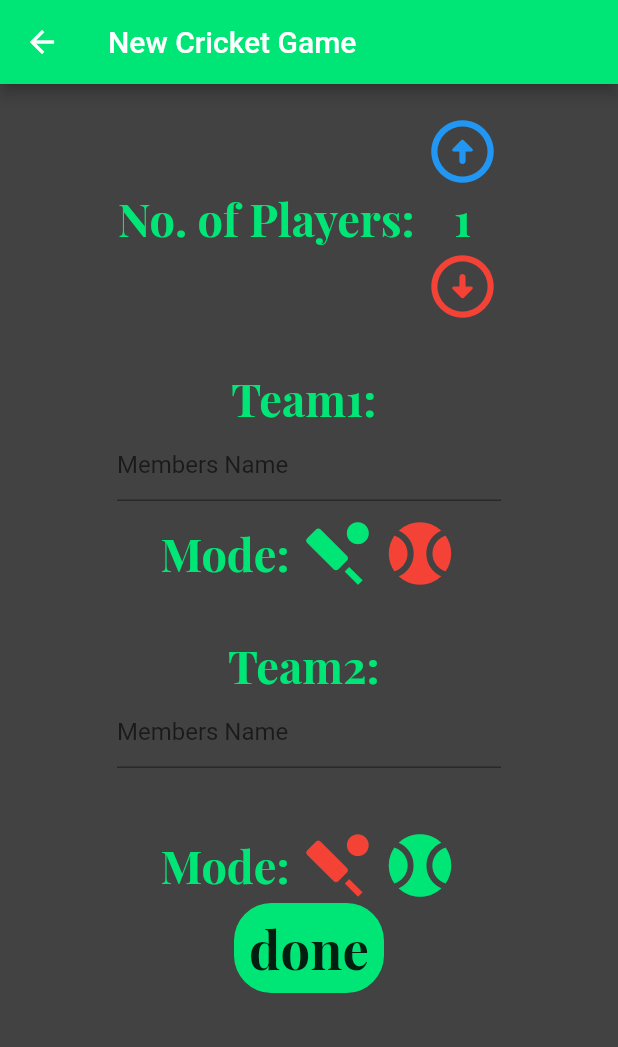
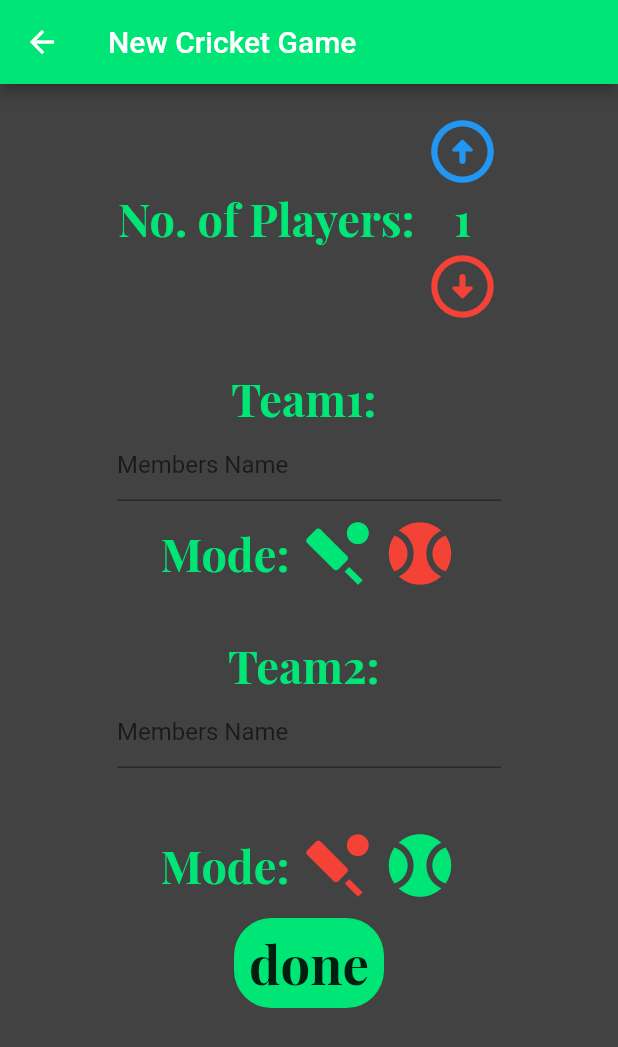
Before and after one commit to utkarshgarg123/Groundlia, a Flutter app: the CricketNewGame screen opened by its route, on a phone screen of 412 x 824 dp. Shown: the top 1047 px of the screen. Run offline on Flutter 3.47's test engine with Material 2 defaults, Android fonts, the phone set to English and light mode, and no system bars; our stand-ins replace flushbar, fluttertoast, share; missing offline and left inert: clipboard.

Commit message:
fixed bugs

```diff
--- a/lib/Pages/volunteer/cricket/cricket_new_game.dart
+++ b/lib/Pages/volunteer/cricket/cricket_new_game.dart
@@ -219,6 +219,7 @@ class _CricketNewGameState extends State<CricketNewGame> {
                     ),
                   ],
                 ),
+                SizedBox(height: 10.0,),
                 GestureDetector(
                   onTap: () async {
                     upload up = new upload();
--- a/lib/Pages/volunteer/cricket/cricket_score_displayer.dart
+++ b/lib/Pages/volunteer/cricket/cricket_score_displayer.dart
@@ -187,7 +187,7 @@ class _ShowScoreState extends State<ShowScore> {
             await sv.readfile().then((value) {
               up.endcricket(value["OrganizerCode"]);
               Navigator.of(context).pop(true);
-              Navigator.pushNamed(context, "updatecricket");
+              Navigator.pushNamed(context, "/updatecricket");
             });
           }
           else if (text == "Wide") {
@@ -485,7 +485,7 @@ class _ShowScoreState extends State<ShowScore> {
                 },
                 child: Container(
                   margin: EdgeInsets.only(left: 20.0),
-                  padding: EdgeInsets.all(5.0),
+                  padding: EdgeInsets.all(10.0),
                   decoration: BoxDecoration(
                     borderRadius: borderRadius(10.0),
                     color: Colors.greenAccent[400],
@@ -496,7 +496,7 @@ class _ShowScoreState extends State<ShowScore> {
             ],
           ),
         ):Container(),
-
+        SizedBox(height: 20.0,),
         Specialruns("Game Over", Colors.red,team),
       ],
     );
```
